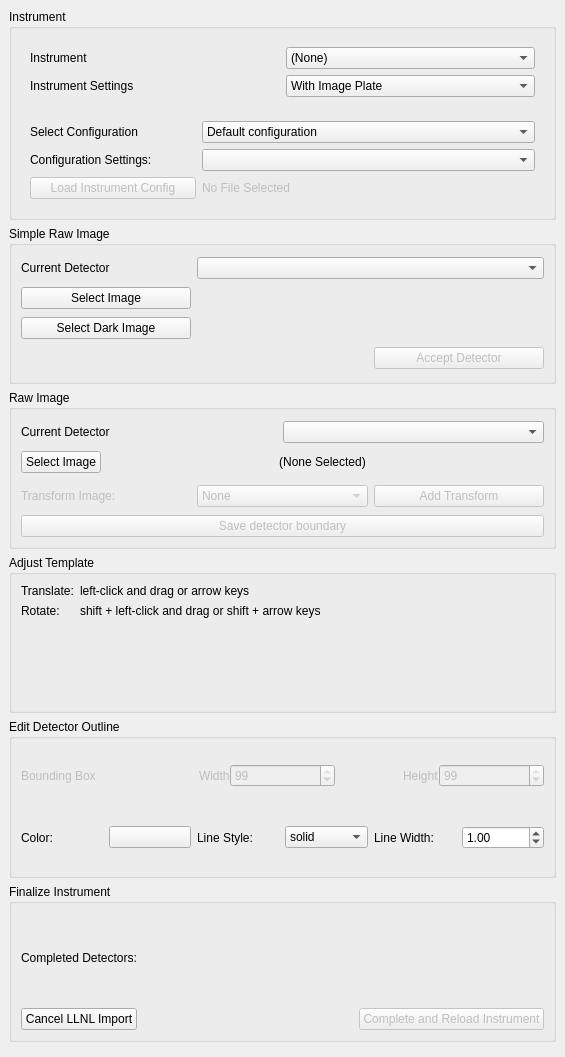
Old version of the form hexrdgui/resources/ui/llnl_import_tool_dialog.ui in the repository HEXRD/hexrdgui.
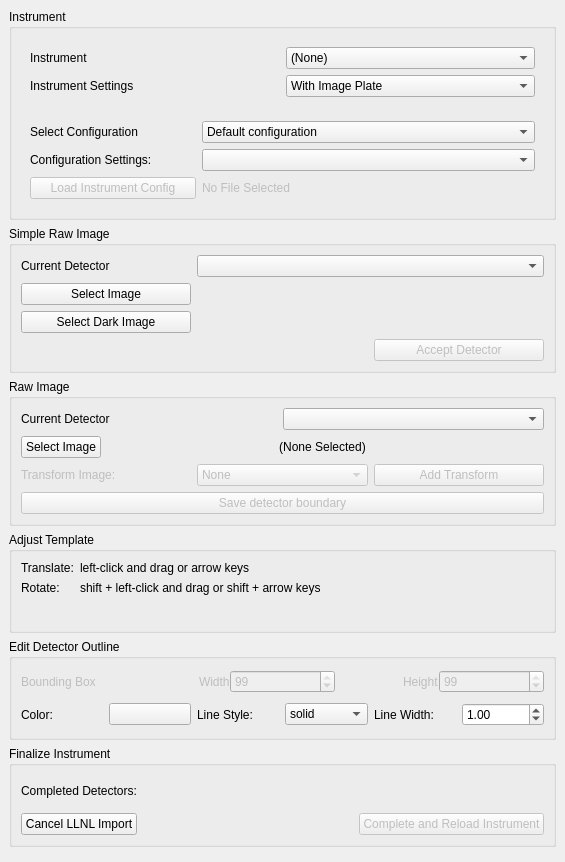
New version of the form.

Commit message: Try to automatically match images and dark files

The edit to the form file:
```diff
--- a/hexrdgui/resources/ui/llnl_import_tool_dialog.ui
+++ b/hexrdgui/resources/ui/llnl_import_tool_dialog.ui
@@ -7,7 +7,7 @@
     <x>0</x>
     <y>0</y>
     <width>565</width>
-    <height>1057</height>
+    <height>862</height>
    </rect>
   </property>
   <property name="windowTitle">
```
The commit also changes 1 other file.
